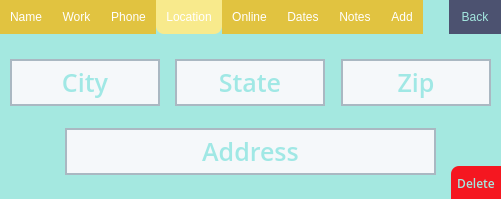
The window that qt/ui/entry.ui (jparker2006/Contacts) describes before a commit, drawn with Qt 5.
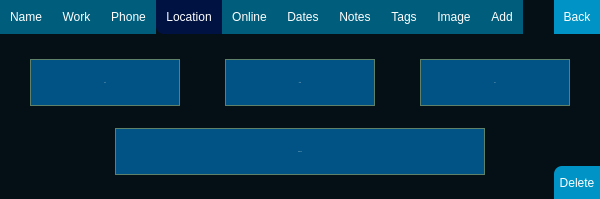
The same window after the commit. The open tabs and pages were chosen to show the change.

Patch:
```diff
--- a/qt/ui/entry.ui
+++ b/qt/ui/entry.ui
@@ -6,19 +6,19 @@
    <rect>
     <x>0</x>
     <y>0</y>
-    <width>501</width>
+    <width>600</width>
     <height>199</height>
    </rect>
   </property>
   <property name="minimumSize">
    <size>
-    <width>501</width>
+    <width>600</width>
     <height>199</height>
    </size>
   </property>
   <property name="maximumSize">
    <size>
-    <width>501</width>
+    <width>600</width>
     <height>199</height>
    </size>
   </property>
@@ -26,7 +26,7 @@
    <string>MainWindow</string>
   </property>
   <property name="styleSheet">
-   <string notr="true">background: #a4e8e0;
+   <string notr="true">background: #040F16;
 </string>
   </property>
   <widget class="QWidget" name="centralwidget">
@@ -35,7 +35,7 @@
      <rect>
       <x>0</x>
       <y>0</y>
-      <width>505</width>
+      <width>601</width>
       <height>200</height>
      </rect>
     </property>
@@ -50,21 +50,20 @@
     </property>
     <property name="styleSheet">
      <string notr="true">QTabWidget {
-	background-color: #a4e8e0;
-	color: #a4e8e0;
+	background-color: #040F16;
+	color: #040F16;
 	border: none;
 }
 
 QTabBar::tab {
-  	background: #e1c340;
+  	background: #005E7C;
   	color: white;
   	padding: 10px;
 }
 
 QTabBar::tab:selected {
-  	background: #f8ea8c;
+  	background: #001242;
 	border-bottom-left-radius: 8px;
-	border-bottom-right-radius: 8px;
 }</string>
     </property>
     <property name="tabPosition">
@@ -364,24 +363,25 @@
      <widget class="QLineEdit" name="address">
       <property name="geometry">
        <rect>
-        <x>65</x>
+        <x>115</x>
         <y>94</y>
-        <width>371</width>
+        <width>370</width>
         <height>47</height>
        </rect>
       </property>
       <property name="font">
        <font>
-        <family>Open Sans SemiBold</family>
         <pointsize>-1</pointsize>
+        <italic>false</italic>
+        <bold>true</bold>
        </font>
       </property>
       <property name="styleSheet">
-       <string notr="true">background-color: #F5F8FA;
-border: 2px solid #AAB8C2;
+       <string notr="true">background-color: #005384;
+border: 1px solid #5F8169;
 border-radius: 0px;
-font-size: 25px;
-color: #4cd7d0;</string>
+color: white;
+font: 600 23px &quot;Open Sans SemiBold&quot;;</string>
       </property>
       <property name="alignment">
        <set>Qt::AlignCenter</set>
@@ -393,7 +393,7 @@
      <widget class="QLineEdit" name="state">
       <property name="geometry">
        <rect>
-        <x>175</x>
+        <x>225</x>
         <y>25</y>
         <width>150</width>
         <height>47</height>
@@ -401,16 +401,17 @@
       </property>
       <property name="font">
        <font>
-        <family>Open Sans SemiBold</family>
         <pointsize>-1</pointsize>
+        <italic>false</italic>
+        <bold>true</bold>
        </font>
       </property>
       <property name="styleSheet">
-       <string notr="true">background-color: #F5F8FA;
-border: 2px solid #AAB8C2;
+       <string notr="true">background-color: #005384;
+border: 1px solid #5F8169;
 border-radius: 0px;
-font-size: 25px;
-color: #4cd7d0;</string>
+color: white;
+font: 600 23px &quot;Open Sans SemiBold&quot;;</string>
       </property>
       <property name="text">
        <string/>
@@ -425,7 +426,7 @@
      <widget class="QLineEdit" name="city">
       <property name="geometry">
        <rect>
-        <x>10</x>
+        <x>30</x>
         <y>25</y>
         <width>150</width>
         <height>47</height>
@@ -433,16 +434,17 @@
       </property>
       <property name="font">
        <font>
-        <family>Open Sans SemiBold</family>
         <pointsize>-1</pointsize>
+        <italic>false</italic>
+        <bold>true</bold>
        </font>
       </property>
       <property name="styleSheet">
-       <string notr="true">background-color: #F5F8FA;
-border: 2px solid #AAB8C2;
+       <string notr="true">background-color: #005384;
+border: 1px solid #5F8169;
 border-radius: 0px;
-font-size: 25px;
-color: #4cd7d0;</string>
+color: white;
+font: 600 23px &quot;Open Sans SemiBold&quot;;</string>
       </property>
       <property name="text">
        <string/>
@@ -457,7 +459,7 @@
      <widget class="QLineEdit" name="zip">
       <property name="geometry">
        <rect>
-        <x>341</x>
+        <x>420</x>
         <y>25</y>
         <width>150</width>
         <height>47</height>
@@ -465,16 +467,17 @@
       </property>
       <property name="font">
        <font>
-        <family>Open Sans SemiBold</family>
         <pointsize>-1</pointsize>
+        <italic>false</italic>
+        <bold>true</bold>
        </font>
       </property>
       <property name="styleSheet">
-       <string notr="true">background-color: #F5F8FA;
-border: 2px solid #AAB8C2;
+       <string notr="true">background-color: #005384;
+border: 1px solid #5F8169;
 border-radius: 0px;
-font-size: 25px;
-color: #4cd7d0;</string>
+color: white;
+font: 600 23px &quot;Open Sans SemiBold&quot;;</string>
       </property>
       <property name="text">
        <string/>
@@ -653,6 +656,44 @@
       </property>
      </widget>
     </widget>
+    <widget class="QWidget" name="Tags">
+     <attribute name="title">
+      <string>Tags</string>
+     </attribute>
+     <widget class="QListWidget" name="tags_list">
+      <property name="geometry">
+       <rect>
+        <x>150</x>
+        <y>10</y>
+        <width>300</width>
+        <height>146</height>
+       </rect>
+      </property>
+      <property name="styleSheet">
+       <string notr="true">QListWidget {
+background: #005E7C;
+font: 600 20px &quot;Open Sans SemiBold&quot;;
+color: #040F16;
+}
+QListWidget:item:selected {
+background: #005E7C;
+color: white;
+border: none;
+}</string>
+      </property>
+      <property name="verticalScrollBarPolicy">
+       <enum>Qt::ScrollBarAlwaysOff</enum>
+      </property>
+      <property name="horizontalScrollBarPolicy">
+       <enum>Qt::ScrollBarAlwaysOff</enum>
+      </property>
+     </widget>
+    </widget>
+    <widget class="QWidget" name="Image">
+     <attribute name="title">
+      <string>Image</string>
+     </attribute>
+    </widget>
     <widget class="QWidget" name="Add">
      <property name="cursor">
       <cursorShape>ArrowCursor</cursorShape>
@@ -700,9 +741,9 @@
    <widget class="QPushButton" name="back">
     <property name="geometry">
      <rect>
-      <x>449</x>
+      <x>554</x>
       <y>0</y>
-      <width>52</width>
+      <width>46</width>
       <height>34</height>
      </rect>
     </property>
@@ -713,9 +754,9 @@
      <cursorShape>PointingHandCursor</cursorShape>
     </property>
     <property name="styleSheet">
-     <string notr="true">background-color: #4c5270;
+     <string notr="true">background-color: #0094C6;
 border: none;
-color: #a4e8e0;</string>
+color: white;</string>
     </property>
     <property name="text">
      <string>Back</string>
@@ -724,24 +765,22 @@
    <widget class="QPushButton" name="del">
     <property name="geometry">
      <rect>
-      <x>451</x>
+      <x>554</x>
       <y>166</y>
-      <width>50</width>
+      <width>46</width>
       <height>34</height>
      </rect>
     </property>
     <property name="font">
-     <font>
-      <family>Open Sans SemiBold</family>
-     </font>
+     <font/>
     </property>
     <property name="cursor">
      <cursorShape>PointingHandCursor</cursorShape>
     </property>
     <property name="styleSheet">
-     <string notr="true">background-color: #f51720;
+     <string notr="true">background-color: #0094C6;
 border: none;
-color: #a4e8e0;
+color: white;
 border-top-left-radius: 8px;
 </string>
     </property>
```
Left out of the diff: 202 changed lines with no effect on the pictures.
